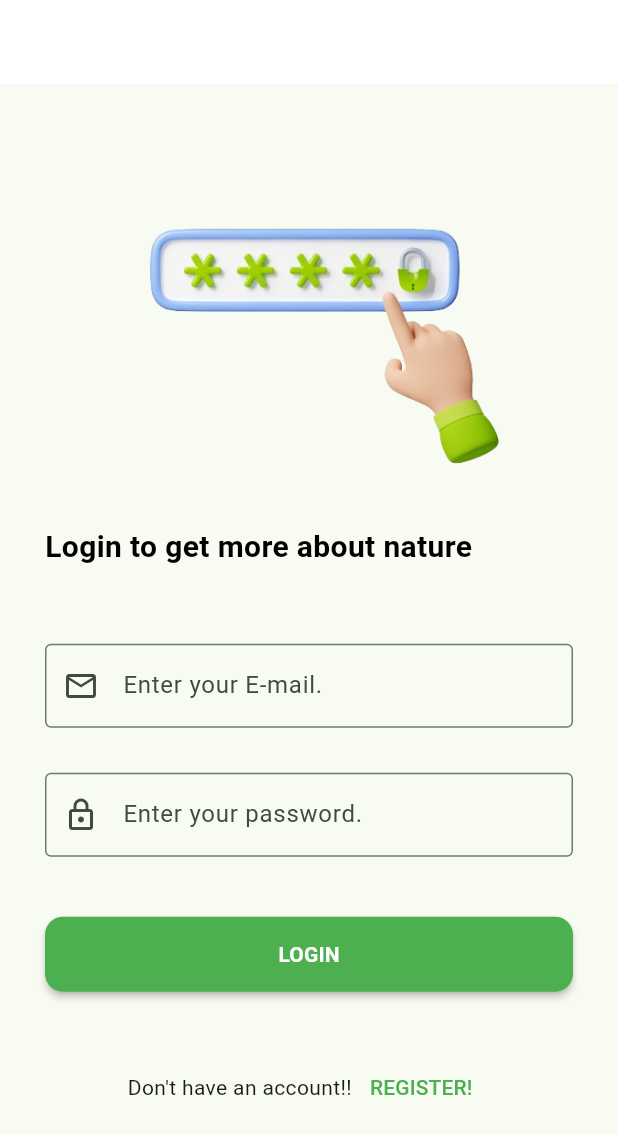
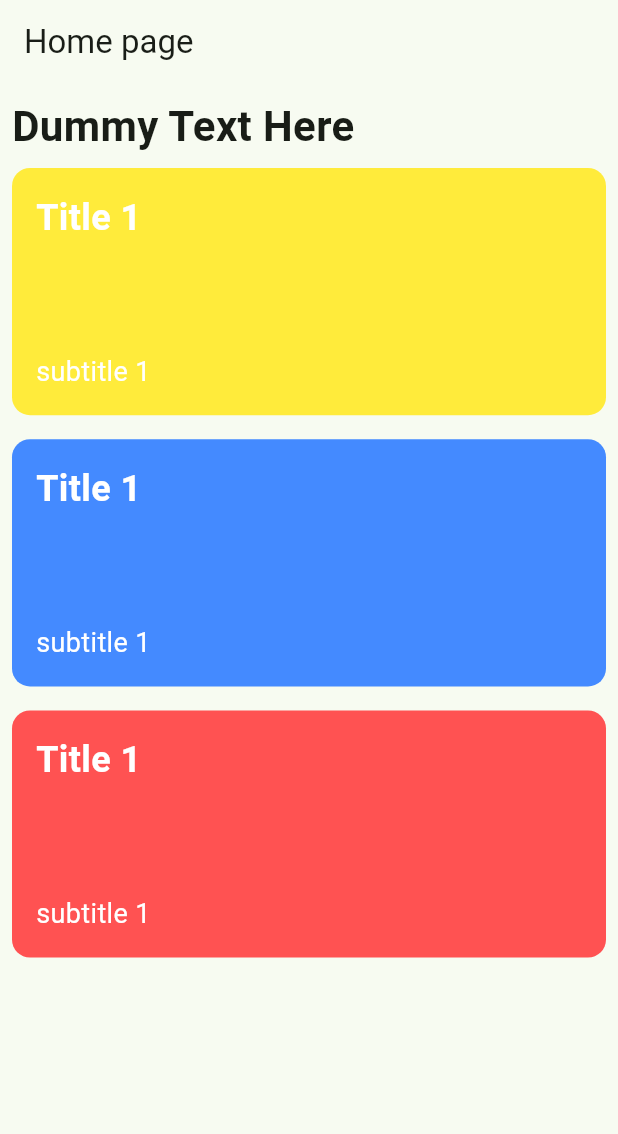
Before and after one commit to AMG2001/nature, a Flutter app: the LoginScreen screen opened directly, after a tap on "LOGIN", on a phone screen of 412 x 824 dp. Shown: the top 1134 px of the screen. Run offline on Flutter 3.47's test engine with Material 3 defaults, Android fonts, the phone set to English and light mode, and no system bars; our stand-ins replace audioplayers, expandable, get; missing offline and left inert: mongo_dart.

Commit message:
home page touchable cards implemented

```diff
--- /dev/null
+++ b/lib/modules/home_page/components/touchable_card.dart
@@ -0,0 +1,51 @@
+import 'package:flutter/material.dart';
+import 'package:nature_app/config/device/device_dimenssions.dart';
+
+class TouchableCard extends StatelessWidget {
+  late String title, subtutle;
+  late Function() onTap;
+  late Color color;
+  TouchableCard(
+      {super.key,
+      required this.title,
+      required this.onTap,
+      required this.subtutle,
+      this.color = Colors.red});
+
+  @override
+  Widget build(BuildContext context) {
+    return GestureDetector(
+      onTap: onTap,
+      child: Container(
+        margin: EdgeInsets.symmetric(vertical: 8),
+        width: DeviceDimenssions.width * .8,
+        height: DeviceDimenssions.height * .2,
+        decoration: BoxDecoration(
+            borderRadius: BorderRadius.circular(12), color: color),
+        child: Stack(
+          children: [
+            Positioned(
+              child: Text(
+                title,
+                style: TextStyle(
+                    fontSize: 24,
+                    fontWeight: FontWeight.bold,
+                    color: Colors.white),
+              ),
+              top: 16,
+              left: 16,
+            ),
+            Positioned(
+              child: Text(
+                subtutle,
+                style: TextStyle(fontSize: 18, color: Colors.white),
+              ),
+              bottom: 16,
+              left: 16,
+            )
+          ],
+        ),
+      ),
+    );
+  }
+}
--- /dev/null
+++ b/lib/modules/home_page/view/home_page.dart
@@ -0,0 +1,44 @@
+import 'package:flutter/material.dart';
+import 'package:nature_app/modules/home_page/components/touchable_card.dart';
+
+class HomePage extends StatelessWidget {
+  const HomePage({super.key});
+
+  @override
+  Widget build(BuildContext context) {
+    return Scaffold(
+      appBar: AppBar(
+        title: Text("Home page"),
+      ),
+      body: Padding(
+        padding: const EdgeInsets.only(top: 8.0, right: 8, left: 8),
+        child: ListView(
+          children: [
+            Text(
+              "Dummy Text Here",
+              style: TextStyle(fontSize: 28, fontWeight: FontWeight.bold),
+            ),
+            TouchableCard(
+              title: 'Title 1',
+              subtutle: 'subtitle 1',
+              onTap: () {},
+              color: Colors.yellow,
+            ),
+            TouchableCard(
+              title: 'Title 1',
+              subtutle: 'subtitle 1',
+              onTap: () {},
+              color: Colors.blueAccent,
+            ),
+            TouchableCard(
+              title: 'Title 1',
+              subtutle: 'subtitle 1',
+              onTap: () {},
+              color: Colors.redAccent,
+            ),
+          ],
+        ),
+      ),
+    );
+  }
+}
--- a/lib/modules/login/view/login_screen.dart
+++ b/lib/modules/login/view/login_screen.dart
@@ -1,10 +1,11 @@
 import 'package:flutter/material.dart';
+import 'package:get/get.dart';
+import 'package:nature_app/modules/home_page/view/home_page.dart';
 import 'package:nature_app/shared/components/components.dart';
 import 'package:nature_app/modules/register/view/register_screen.dart';
 import 'package:nature_app/config/device/device_dimenssions.dart';
+
 class LoginScreen extends StatelessWidget {
-
-
   var formKey = GlobalKey<FormState>();
   @override
   Widget build(BuildContext context) {
@@ -24,7 +25,9 @@ class LoginScreen extends StatelessWidget {
             child: Column(
               crossAxisAlignment: CrossAxisAlignment.start,
               children: [
-                Image.asset('assets/images/login12.png',),
+                Image.asset(
+                  'assets/images/login12.png',
+                ),
                 Text(
                   'Login to get more about nature',
                   style: TextStyle(
@@ -39,14 +42,8 @@ class LoginScreen extends StatelessWidget {
                 TextFormField(
                   controller: emailController,
                   keyboardType: TextInputType.emailAddress,
-                  onFieldSubmitted: (value){
-                    print(value);
-                  },
-                  onChanged: (value){
-                    print(value);
-                  },
-                  validator: (value){
-                    if(value!.isEmpty){
+                  validator: (value) {
+                    if (value!.isEmpty) {
                       return 'Please enter you e-mail! ';
                     }
                     return null;
@@ -66,18 +63,10 @@ class LoginScreen extends StatelessWidget {
                   controller: passwordController,
                   keyboardType: TextInputType.name,
                   obscureText: true,
-                  onFieldSubmitted: (value){
-                    print(value);
-                  },
-                  onChanged: (value){
-                    print(value);
-
-                  },
-                  validator: (value){
-                    if(value!.isEmpty){
+                  validator: (value) {
+                    if (value!.isEmpty) {
                       return 'Passwsord is not valid';
-                    }
-                    else if(value.length<8){
+                    } else if (value.length < 8) {
                       return 'Passwsord is too short';
                     }
                     return null;
@@ -88,7 +77,6 @@ class LoginScreen extends StatelessWidget {
                     prefixIcon: Icon(
                       Icons.lock_outlined,
                     ),
-
                   ),
                 ),
                 SizedBox(
@@ -99,8 +87,8 @@ class LoginScreen extends StatelessWidget {
                   child: MaterialButton(
                     height: 50.0,
                     color: Colors.green,
-                    onPressed: (){
-
+                    onPressed: () {
+                      Get.offAll(HomePage());
                     },
                     child: Text(
                       'LOGIN',
@@ -109,7 +97,6 @@ class LoginScreen extends StatelessWidget {
                         fontWeight: FontWeight.bold,
                       ),
                     ),
-
                     shape: RoundedRectangleBorder(
                       borderRadius: BorderRadius.circular(12),
                     ),
@@ -123,14 +110,13 @@ class LoginScreen extends StatelessWidget {
                   children: [
                     Text(
                       'Don\'t have an account!!',
-
                     ),
                     TextButton(
-                        onPressed: (){
+                        onPressed: () {
                           navigateTo(context, RegisterScreen());
                         },
                         child: Text(
-                            'REGISTER!',
+                          'REGISTER!',
                           style: TextStyle(
                             color: Colors.green,
                           ),
```
Also changed, not shown: pubspec.yaml (+1 -8 lines), pubspec.lock.
